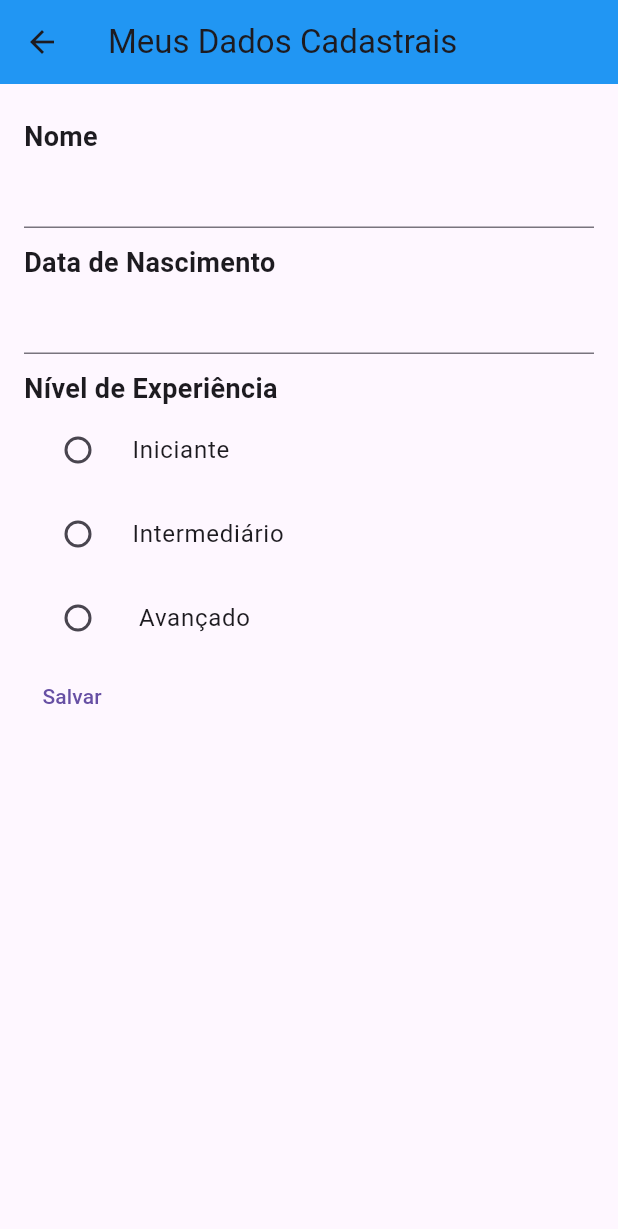
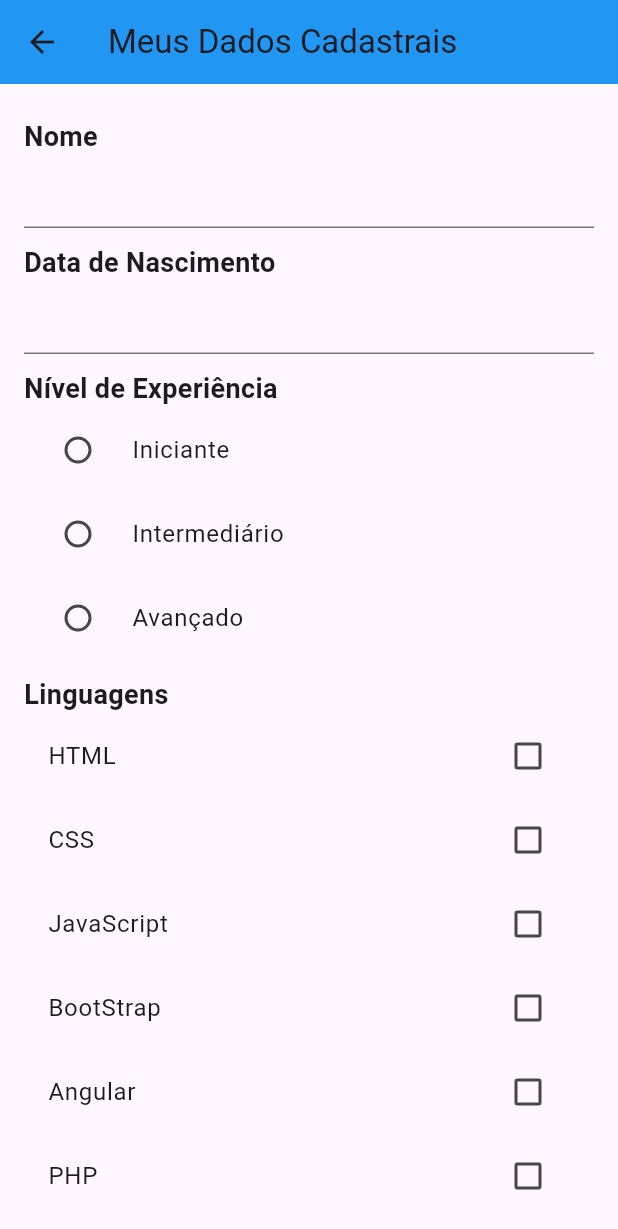
Before and after one commit to Iranlsjr/Formacao-Flutter-Specialist, a Flutter app: the DadosCadastraisPage screen opened directly, on a phone screen of 412 x 824 dp. Shown: the top 1229 px of the screen. Run offline on Flutter 3.47's test engine with Material 3 defaults, Android fonts, the phone set to English and light mode, and no system bars; our stand-ins replace google_fonts; network calls fail.

Commit message:
Conhecendo CheckBox e Repository

```diff
--- a/3_Navegacao_e_widgets_em_flutter/iranapp - V1.0/lib/pages/dados_cadastrais.dart
+++ b/3_Navegacao_e_widgets_em_flutter/iranapp - V1.0/lib/pages/dados_cadastrais.dart
@@ -1,4 +1,5 @@
 import 'package:flutter/material.dart';
+import 'package:iranapp/repositories/linguagens_repository.dart';
 import 'package:iranapp/repositories/nivel_repository.dart';
 import 'package:iranapp/shared/widgets/text_label.dart';
 
@@ -16,10 +17,13 @@ class _DadosCadastraisPageState extends State<DadosCadastraisPage> {
   var nivelRepository = NivelRepository();
   var niveis = [];
   var nivelSelecionado = "";
-
+  var linguagensRepository = LinguagensRepository();
+  var linguagens = [];
+  var linguagensSelecionadas = [];
   @override
   void initState() {
     niveis = nivelRepository.retornaNiveis();
+    linguagens = linguagensRepository.retornaLinguagens();
     super.initState();
   }
 
@@ -29,13 +33,12 @@ class _DadosCadastraisPageState extends State<DadosCadastraisPage> {
       appBar: AppBar(title: Text("Meus Dados Cadastrais")),
       body: Padding(
         padding: const EdgeInsets.symmetric(vertical: 12, horizontal: 16),
-        child: Column(
-          crossAxisAlignment: CrossAxisAlignment.start,
+        child: ListView(
           children: [
             TextLabel(texto: "Nome"),
             TextField(controller: nomeController),
 
-            //DATA NASCIMENTO
+            //DATA NASCIMENTO --------------------------------------------------------------------------------------
             TextLabel(texto: "Data de Nascimento"),
             TextField(
               controller: dataNascimentoController,
@@ -43,9 +46,8 @@ class _DadosCadastraisPageState extends State<DadosCadastraisPage> {
               onTap: () async {
                 var data = await showDatePicker(
                   context: context,
-                  initialDate: DateTime(2000, 1, 1),
-                  firstDate: DateTime(1900, 5, 20),
-                  lastDate: DateTime(2023, 10, 23),
+                  firstDate: DateTime(2007, 1, 01),
+                  lastDate: DateTime(5000, 12, 01),
                 );
                 if (data != null) {
                   dataNascimentoController.text = data.toString();
@@ -54,7 +56,7 @@ class _DadosCadastraisPageState extends State<DadosCadastraisPage> {
               },
             ),
 
-            //NÍVEL DE EXPERIÊNCIA
+            //NÍVEL DE EXPERIÊNCIA------------------------------------------------------
             TextLabel(texto: "Nível de Experiência"),
             Column(
               children:
@@ -67,7 +69,7 @@ class _DadosCadastraisPageState extends State<DadosCadastraisPage> {
                           groupValue: nivelSelecionado,
                           onChanged: (value) {
                             setState(() {
-                            nivelSelecionado = value.toString();
+                              nivelSelecionado = value.toString();
                             });
                           },
                         ),
@@ -75,7 +77,30 @@ class _DadosCadastraisPageState extends State<DadosCadastraisPage> {
                       .toList(),
             ),
 
-            //BOTÃO SALVAR
+            //LINGUAGENS CHECKBOX ----------------------------------------------------
+            TextLabel(texto: "Linguagens"),
+            Column(
+              children:
+                  linguagens
+                      .map(
+                        (linguagem) => CheckboxListTile(
+                          title: Text(linguagem),
+                          value: linguagensSelecionadas.contains(linguagem),
+                          onChanged: (bool? value) {
+                            setState(() {
+                            if (value!){
+                              linguagensSelecionadas.add(linguagem);
+                            } else  {
+                              linguagensSelecionadas.remove(linguagem);
+                            }
+                            });
+                          },
+                        ),
+                      )
+                      .toList(),
+            ),
+
+            //BOTÃO SALVAR----------------------------------------------------------------
             TextButton(
               onPressed: () {
                 print(nomeController.text);
--- /dev/null
+++ b/3_Navegacao_e_widgets_em_flutter/iranapp - V1.0/lib/repositories/linguagens_repository.dart
@@ -0,0 +1,5 @@
+class LinguagensRepository {
+  List<String> retornaLinguagens(){
+    return [ "HTML", "CSS", "JavaScript", "BootStrap", "Angular", "PHP", "Python", "Flutter"];
+  }
+}
--- a/3_Navegacao_e_widgets_em_flutter/iranapp - V1.0/lib/repositories/nivel_repository.dart
+++ b/3_Navegacao_e_widgets_em_flutter/iranapp - V1.0/lib/repositories/nivel_repository.dart
@@ -1,5 +1,5 @@
 class NivelRepository {
   List<String> retornaNiveis(){
-    return [ "Iniciante", "Intermediário", " Avançado"];
+    return [ "Iniciante", "Intermediário", "Avançado"];
   }
 }
```
